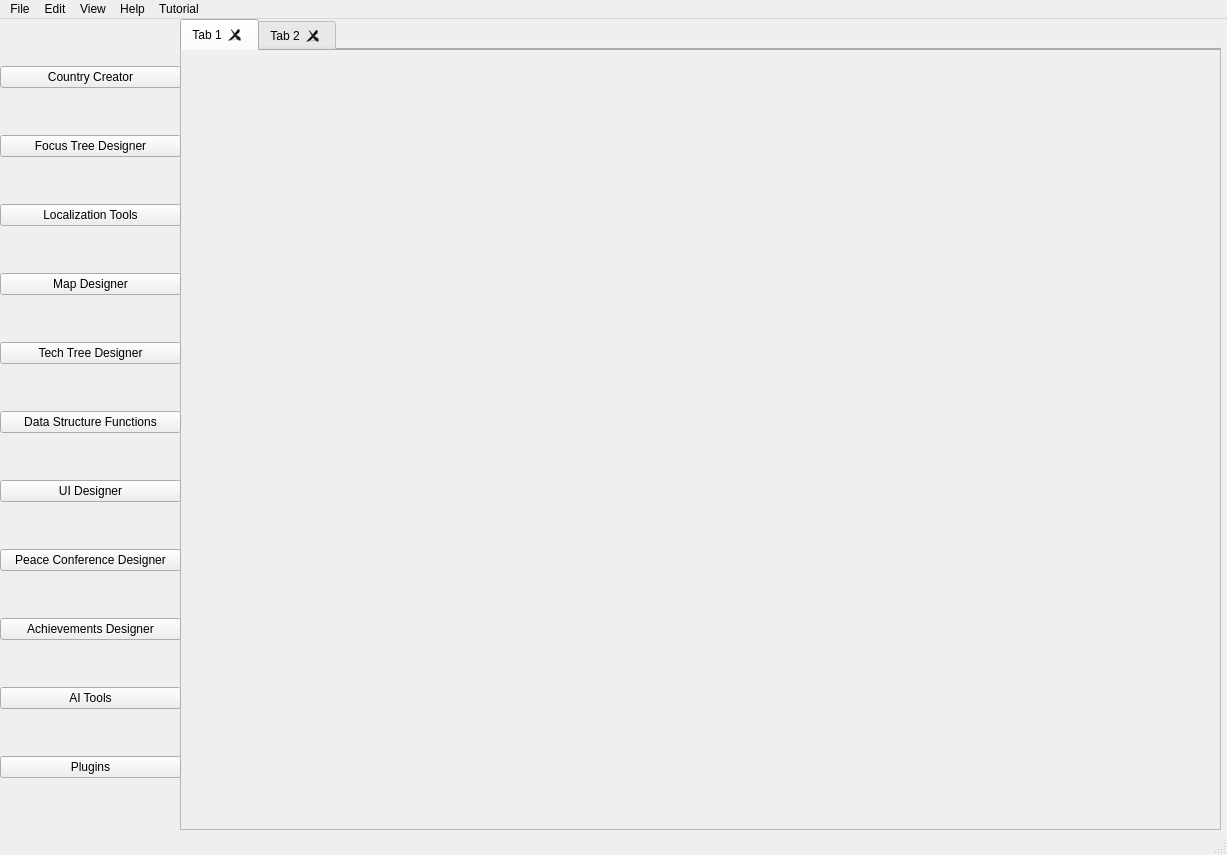
Old version of the form Hearts Of Iron 4 Arsenal.ui in the repository Team-Black-Requiem/hoi4-vanguard.
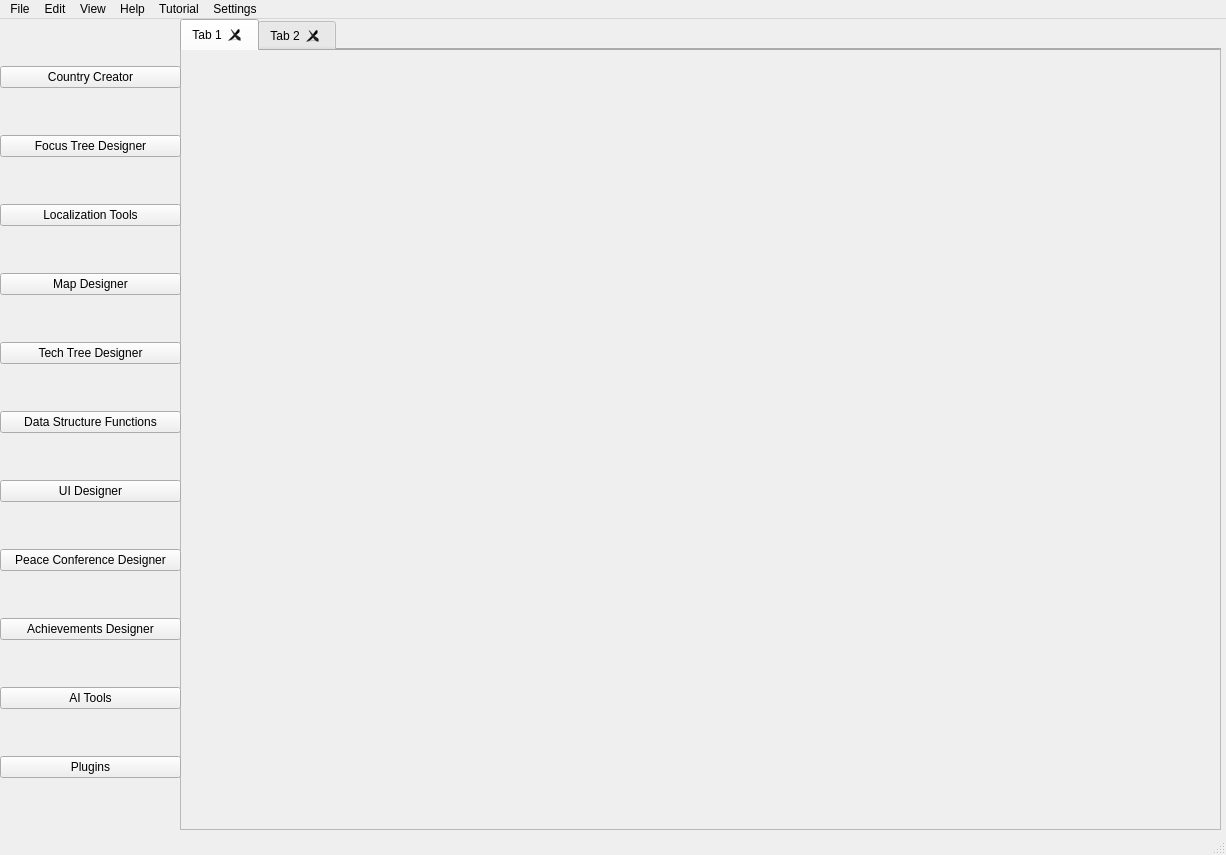
New version of the form.

Commit message:
Main Menu Mostly Working
Added in Tab Functionality + Button Tool Loading

```diff
--- a/Hearts Of Iron 4 Arsenal.ui
+++ b/Hearts Of Iron 4 Arsenal.ui
@@ -6,7 +6,7 @@
    <rect>
     <x>0</x>
     <y>0</y>
-    <width>1227</width>
+    <width>1226</width>
     <height>855</height>
    </rect>
   </property>
@@ -176,7 +176,7 @@
     <rect>
      <x>0</x>
      <y>0</y>
-     <width>1227</width>
+     <width>1226</width>
      <height>22</height>
     </rect>
    </property>
@@ -208,11 +208,17 @@
      <string>Help</string>
     </property>
    </widget>
+   <widget class="QMenu" name="menuSettings">
+    <property name="title">
+     <string>Settings</string>
+    </property>
+   </widget>
    <addaction name="menuFiel"/>
    <addaction name="menuEdit"/>
    <addaction name="menuView"/>
    <addaction name="menuHelp"/>
    <addaction name="menuTutorial"/>
+   <addaction name="menuSettings"/>
   </widget>
   <action name="actionCountry_Creator_Help">
    <property name="text">
```
The commit also changes 1 other file.
